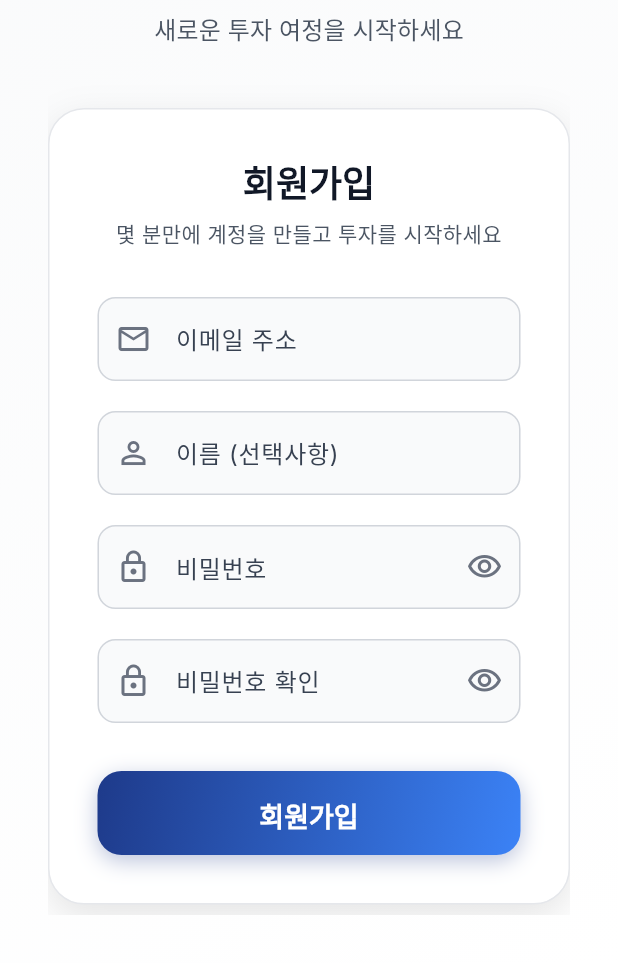
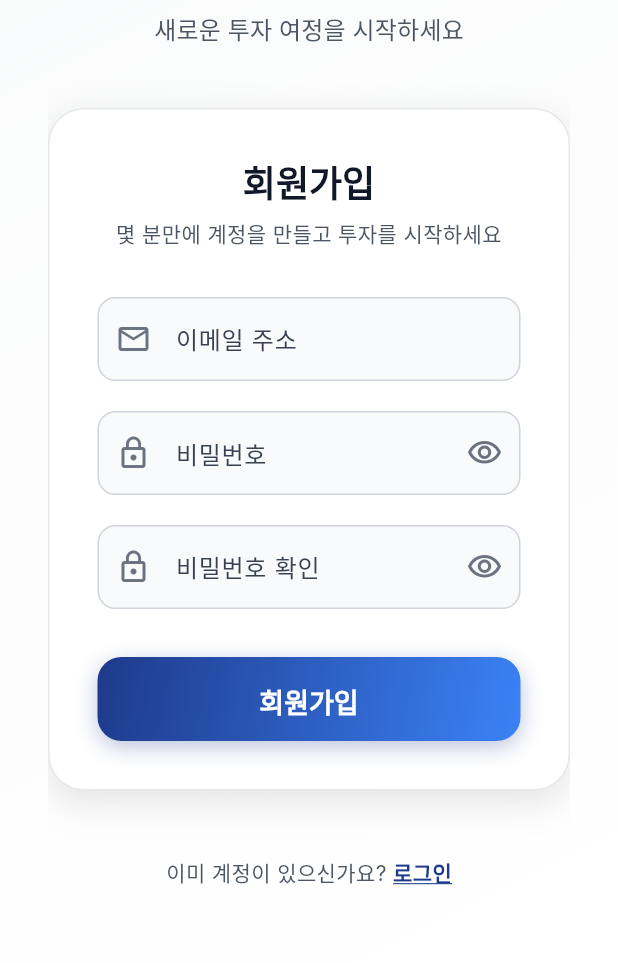
Before and after one commit to sbigstar0310/porta, a Flutter app: the RegisterScreen screen opened by its route, on a phone screen of 412 x 824 dp, the part 273-1236 px from its top. Run offline on Flutter 3.47's test engine with Material 3 defaults, Android fonts, the phone set to English and light mode, and no system bars; our stand-ins replace dio, equatable, flutter_bloc, flutter_dotenv, flutter_markdown, flutter_secure_storage and 3 more; accounts and stored records are empty; network calls fail; Roboto replaces fonts that are missing (Inter).

Commit message:
[feat:frontend] Enhance login and registration screens with improved input handling
- Added text input actions to email, password, and confirm password fields for better user experience.

```diff
--- a/frontend/lib/screens/auth/login_screen.dart
+++ b/frontend/lib/screens/auth/login_screen.dart
@@ -1,4 +1,5 @@
 import 'package:flutter/material.dart';
+import 'package:flutter/services.dart';
 import 'package:flutter_bloc/flutter_bloc.dart';
 import 'package:go_router/go_router.dart';
 import 'dart:async';
@@ -301,6 +302,7 @@
               controller: _emailController,
               keyboardType: TextInputType.emailAddress,
               autocorrect: false,
+              textInputAction: TextInputAction.next,
               style: TextStyle(
                 fontSize: 16,
                 color: isDark ? Colors.white : AppColors.neutralGray900,
@@ -330,6 +332,7 @@
                 }
                 return null;
               },
+              onFieldSubmitted: (_) => FocusScope.of(context).nextFocus(),
             ),
             const SizedBox(height: 20),
 
@@ -337,6 +340,7 @@
             TextFormField(
               controller: _passwordController,
               obscureText: _obscurePassword,
+              textInputAction: TextInputAction.done,
               style: TextStyle(
                 fontSize: 16,
                 color: isDark ? Colors.white : AppColors.neutralGray900,
@@ -378,6 +382,7 @@
                 }
                 return null;
               },
+              onFieldSubmitted: (_) => _handleLogin(),
             ),
             const SizedBox(height: 32),
 
--- a/frontend/lib/screens/auth/register_screen.dart
+++ b/frontend/lib/screens/auth/register_screen.dart
@@ -1,4 +1,5 @@
 import 'package:flutter/material.dart';
+import 'package:flutter/services.dart';
 import 'package:flutter_bloc/flutter_bloc.dart';
 import 'package:go_router/go_router.dart';
 import '../../bloc/auth/auth_bloc.dart';
@@ -210,6 +211,7 @@
               controller: _emailController,
               keyboardType: TextInputType.emailAddress,
               autocorrect: false,
+              textInputAction: TextInputAction.next,
               style: TextStyle(
                 fontSize: 16,
                 color: isDark ? Colors.white : AppColors.neutralGray900,
@@ -239,29 +241,7 @@
                 }
                 return null;
               },
-            ),
-            const SizedBox(height: 20),
-
-            // Name field (optional)
-            TextFormField(
-              controller: _nameController,
-              style: TextStyle(
-                fontSize: 16,
-                color: isDark ? Colors.white : AppColors.neutralGray900,
-              ),
-              decoration: InputDecoration(
-                labelText: '이름 (선택사항)',
-                prefixIcon: Icon(
-                  Icons.person_outline,
-                  color: isDark
-                      ? AppColors.neutralGray400
-                      : AppColors.neutralGray500,
-                ),
-                filled: true,
-                fillColor: isDark
-                    ? AppColors.darkSurfaceVariant
-                    : AppColors.neutralGray50,
-              ),
+              onFieldSubmitted: (_) => FocusScope.of(context).nextFocus(),
             ),
             const SizedBox(height: 20),
 
@@ -269,6 +249,7 @@
             TextFormField(
               controller: _passwordController,
               obscureText: _obscurePassword,
+              textInputAction: TextInputAction.next,
               style: TextStyle(
                 fontSize: 16,
                 color: isDark ? Colors.white : AppColors.neutralGray900,
@@ -310,6 +291,7 @@
                 }
                 return null;
               },
+              onFieldSubmitted: (_) => FocusScope.of(context).nextFocus(),
             ),
             const SizedBox(height: 20),
 
@@ -358,6 +340,7 @@
                 }
                 return null;
               },
+              onFieldSubmitted: (_) => _handleRegister(),
             ),
             const SizedBox(height: 32),
 
```
